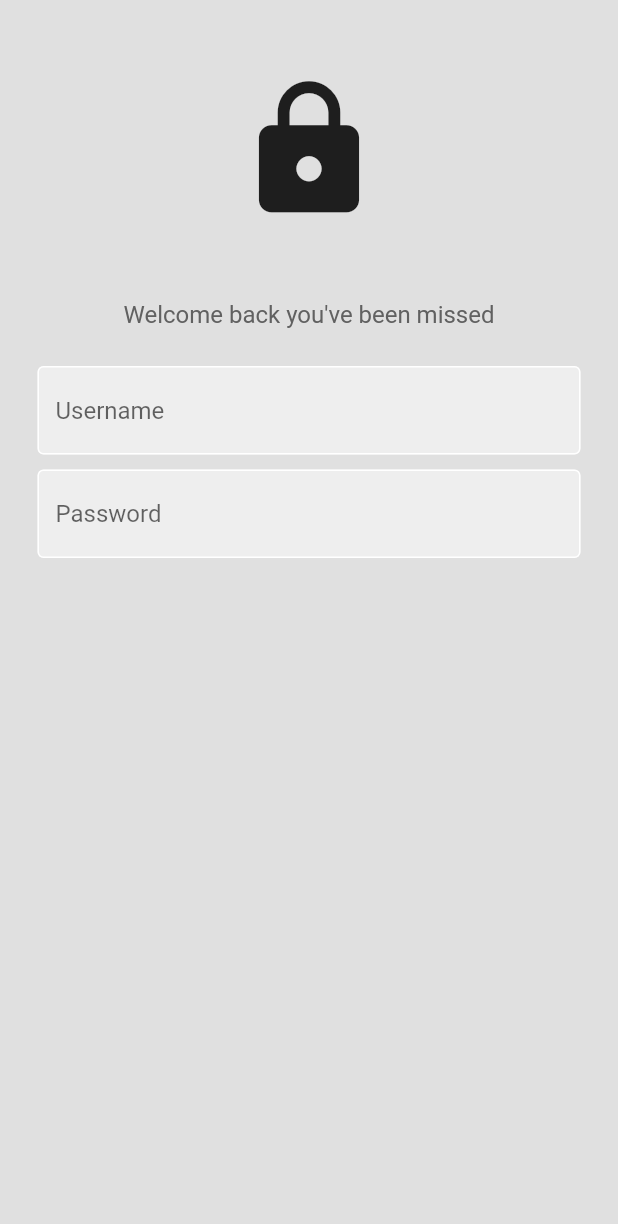
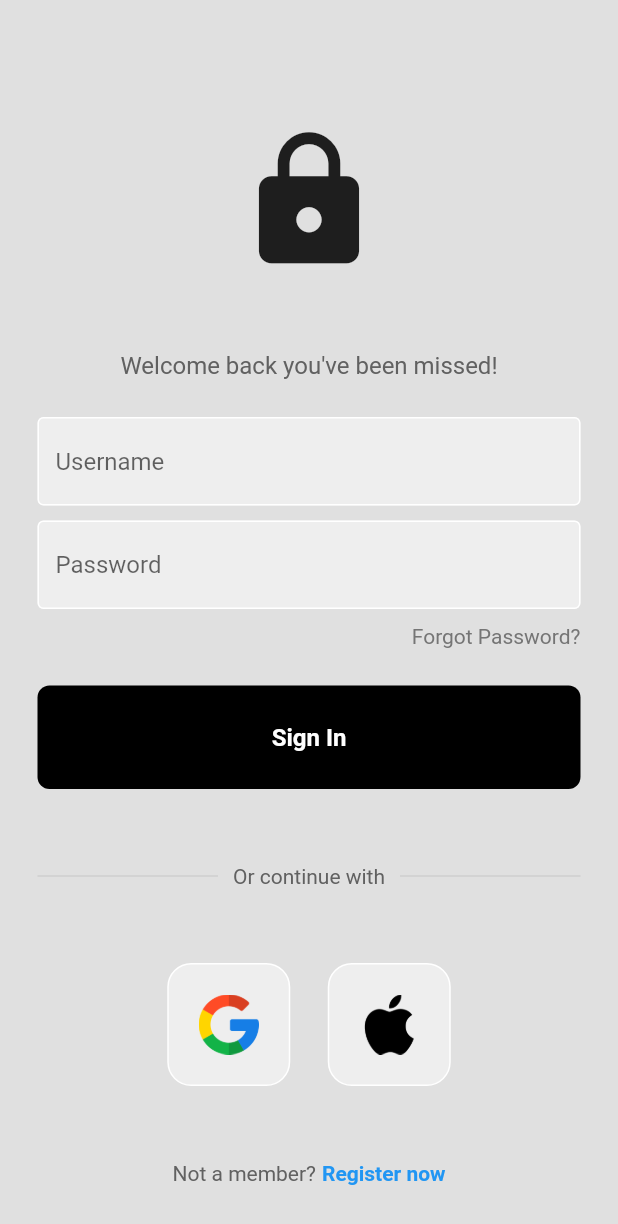
Before and after one commit to CodeStormX/Flutter-Login-UI, a Flutter app: the screen it shows after launch, on a phone screen of 412 x 824 dp. Shown: the top 1224 px of the screen. Run offline on Flutter 3.47's test engine with Material 2 defaults, Android fonts, the phone set to English and light mode, and no system bars.

Commit message:
login page

```diff
--- /dev/null
+++ b/lib/components/my_button.dart
@@ -0,0 +1,32 @@
+import 'package:flutter/material.dart';
+
+class MyButton extends StatelessWidget {
+  final Function()? onTap;
+
+  const MyButton({super.key, required this.onTap});
+
+  @override
+  Widget build(BuildContext context) {
+    return GestureDetector(
+      onTap: onTap,
+      child: Container(
+        padding: const EdgeInsets.all(25),
+        margin: const EdgeInsets.symmetric(horizontal: 25),
+        decoration: BoxDecoration(
+          color: Colors.black,
+          borderRadius: BorderRadius.circular(8),
+        ),
+        child: const Center(
+          child: Text(
+            "Sign In",
+            style: TextStyle(
+              color: Colors.white,
+              fontWeight: FontWeight.bold,
+              fontSize: 16,
+            ),
+          ),
+        ),
+      ),
+    );
+  }
+}
--- a/lib/components/my_textfield.dart
+++ b/lib/components/my_textfield.dart
@@ -3,13 +3,13 @@ import 'package:flutter/material.dart';
 class MyTextField extends StatelessWidget {
   final controller;
   final String hintText;
-  final bool obscuretext;
+  final bool obscureText;
 
   const MyTextField({
     super.key,
     required this.controller,
     required this.hintText,
-    required this.obscuretext,
+    required this.obscureText,
     });
 
   @override
@@ -18,7 +18,7 @@ class MyTextField extends StatelessWidget {
       padding: const EdgeInsets.symmetric(horizontal: 25.0),
       child: TextField(
         controller: controller,
-        obscureText: obscuretext,
+        obscureText: obscureText,
         decoration: InputDecoration(
           enabledBorder: const OutlineInputBorder(
             borderSide: BorderSide(color: Colors.white),
--- /dev/null
+++ b/lib/components/square_tile.dart
@@ -0,0 +1,25 @@
+import 'package:flutter/material.dart';
+
+class SquareTile extends StatelessWidget {
+  final String imagePath;
+  const SquareTile({
+    super.key,
+    required this.imagePath,
+  });
+
+  @override
+  Widget build(BuildContext context) {
+    return Container(
+      padding: EdgeInsets.all(20),
+      decoration: BoxDecoration(
+        border: Border.all(color: Colors.white),
+        borderRadius: BorderRadius.circular(16),
+        color: Colors.grey[200],
+      ),
+      child: Image.asset(
+        imagePath,
+        height: 40,
+      ),
+    );
+  }
+}
--- a/lib/pages/login_page.dart
+++ b/lib/pages/login_page.dart
@@ -1,5 +1,8 @@
 import 'package:flutter/material.dart';
+import 'package:login_ui/components/my_button.dart';
 import 'package:login_ui/components/my_textfield.dart';
+
+import '../components/square_tile.dart';
 
 class LoginPage extends StatelessWidget {
   LoginPage({super.key});
@@ -8,16 +11,21 @@ class LoginPage extends StatelessWidget {
   final usernameController = TextEditingController();
   final passwordController = TextEditingController();
 
+  // sign user in method
+  void signUserIn() {}
+
   @override
-  Widget build(BuildContext context){
+  Widget build(BuildContext context) {
     return Scaffold(
       backgroundColor: Colors.grey[300],
       body: SafeArea(
         child: Center(
           child: Column(
+            mainAxisAlignment: MainAxisAlignment.center,
             children: [
               const SizedBox(height: 50),
-              // Logo
+
+              // logo
               const Icon(
                 Icons.lock,
                 size: 100,
@@ -25,9 +33,9 @@ class LoginPage extends StatelessWidget {
 
               const SizedBox(height: 50),
 
-              // Welcome back, you've been missed
+              // welcome back, you've been missed!
               Text(
-                'Welcome back you\'ve been missed',
+                'Welcome back you\'ve been missed!',
                 style: TextStyle(
                   color: Colors.grey[700],
                   fontSize: 16,
@@ -40,26 +48,111 @@ class LoginPage extends StatelessWidget {
               MyTextField(
                 controller: usernameController,
                 hintText: 'Username',
-                obscuretext: false,
+                obscureText: false,
               ),
 
               const SizedBox(height: 10),
 
-              // password text field
+              // password textfield
               MyTextField(
                 controller: passwordController,
                 hintText: 'Password',
-                obscuretext: true,
+                obscureText: true,
+              ),
+
+              const SizedBox(height: 10),
+
+              // forgot password?
+              Padding(
+                padding: const EdgeInsets.symmetric(horizontal: 25.0),
+                child: Row(
+                  mainAxisAlignment: MainAxisAlignment.end,
+                  children: [
+                    Text(
+                      'Forgot Password?',
+                      style: TextStyle(color: Colors.grey[600]),
+                    ),
+                  ],
+                ),
+              ),
+
+              const SizedBox(height: 25),
+
+              // sign in button
+              MyButton(
+                onTap: signUserIn,
+              ),
+
+              const SizedBox(height: 50),
+
+              // or continue with
+              Padding(
+                padding: const EdgeInsets.symmetric(horizontal: 25.0),
+                child: Row(
+                  children: [
+                    Expanded(
+                      child: Divider(
+                        thickness: 0.5,
+                        color: Colors.grey[400],
+                      ),
+                    ),
+                    Padding(
+                      padding: const EdgeInsets.symmetric(horizontal: 10.0),
+                      child: Text(
+                        'Or continue with',
+                        style: TextStyle(color: Colors.grey[700]),
+                      ),
+                    ),
+                    Expanded(
+                      child: Divider(
+                        thickness: 0.5,
+                        color: Colors.grey[400],
+                      ),
+                    ),
+                  ],
+                ),
+              ),
+
+              const SizedBox(height: 50),
+
+              // google + apple sign in buttons
+              Row(
+                mainAxisAlignment: MainAxisAlignment.center,
+                children: const [
+                  // google button
+                  SquareTile(imagePath: 'lib/images/google.png'),
+
+                  SizedBox(width: 25),
+
+                  // apple button
+                  SquareTile(imagePath: 'lib/images/apple.png')
+                ],
+              ),
+
+              const SizedBox(height: 50),
+
+              // not a member? register now
+              Row(
+                mainAxisAlignment: MainAxisAlignment.center,
+                children: [
+                  Text(
+                    'Not a member?',
+                    style: TextStyle(color: Colors.grey[700]),
+                  ),
+                  const SizedBox(width: 4),
+                  const Text(
+                    'Register now',
+                    style: TextStyle(
+                      color: Colors.blue,
+                      fontWeight: FontWeight.bold,
+                    ),
+                  ),
+                ],
               )
-              // forgot password?
-              // sign in button
-              // or continue with
-              // social signin buttons
-              // not a member? register now
             ],
           ),
-          )
-          ),
+        ),
+      ),
     );
   }
 }
```
